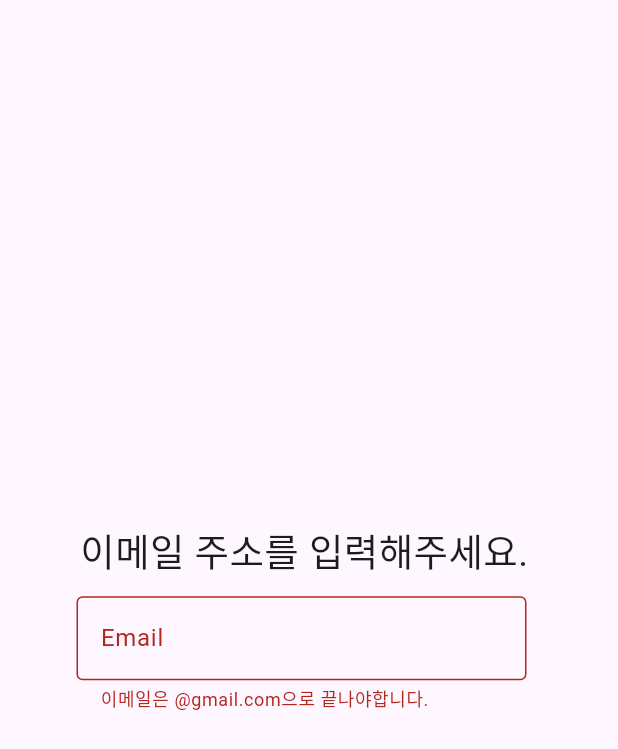
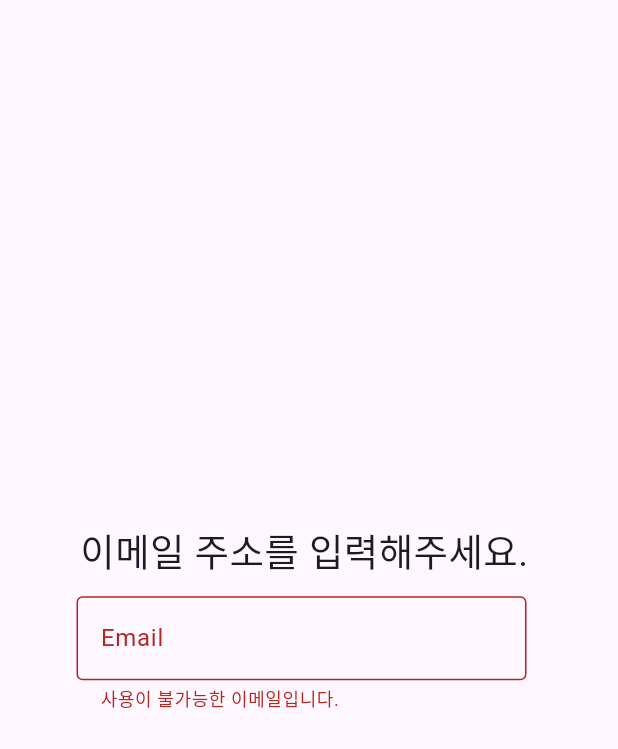
Before and after one commit to thefireworld/fireui, a Flutter app: the screen it shows after launch, on a phone screen of 412 x 824 dp. Shown: the top 749 px of the screen. Run offline on Flutter 3.47's test engine with Material 2 defaults, Android fonts, the phone set to English and light mode, and no system bars; our stand-ins replace device_info_plus, envied, file_picker, flutter_easyloading, google_fonts, hive_flutter and 3 more; missing offline and left inert: downloads_path_provider_28, drag_and_drop_windows, file_icon, flutter_downloader, flutter_platform_alert, internet_file and 2 more; accounts and stored records are empty; generated files the repository leaves out were written again; network calls fail.

Commit message:
인증 일부

```diff
--- a/lib/pages/login.dart
+++ b/lib/pages/login.dart
@@ -134,6 +134,9 @@ class _LoginIdentifyPageState extends State<LoginIdentifyPage> {
   Future<String> _sendMail() async {
     final response = await http.post(
       Uri.parse('$fireApiUrl/login/${widget.emailAddress}'),
+      headers: {
+        "Authorization": "Bearer ${Env.fireApiKey}",
+      },
     );
     return jsonDecode(response.body)["authCode"];
   }
@@ -150,7 +153,6 @@ class _LoginEmailPageState extends State<LoginEmailPage> {
   final emailField = TextEditingController();
 
   String? validateEmail(String? value) {
-    bool can = false;
     if (value == null) {
       return '올바른 이메일을 입력해주세요.';
     }
@@ -166,7 +168,7 @@ class _LoginEmailPageState extends State<LoginEmailPage> {
       });
       return null;
     } else {
-      return '이메일은 @gmail.com으로 끝나야합니다.';
+      return '사용이 불가능한 이메일입니다.';
     }
   }
 
--- a/lib/utils/utils.dart
+++ b/lib/utils/utils.dart
@@ -5,11 +5,9 @@ import 'dart:typed_data';
 import 'package:device_info_plus/device_info_plus.dart';
 import 'package:fire/main.dart';
 import 'package:fire/utils/server.dart';
-import 'package:firebase_auth/firebase_auth.dart';
 import 'package:flutter/material.dart';
 import 'package:flutter_easyloading/flutter_easyloading.dart';
 import 'package:google_fonts/google_fonts.dart';
-import 'package:google_sign_in/google_sign_in.dart';
 import 'package:http/http.dart' as http;
 
 import '../env.dart';
--- a/pubspec.yaml
+++ b/pubspec.yaml
@@ -64,13 +64,9 @@ dependencies:
   hive_flutter: ^1.1.0
   url_launcher: ^6.1.6
   pinput: ^2.2.16
-  google_sign_in: ^5.4.2
-  social_login_buttons: ^1.0.6+2
   flutter_easyloading: ^3.0.5
   envied: ^0.2.3
   flutter_gen: ^5.1.0+1
-  firebase_auth: ^4.1.2
-  firebase_core: ^2.2.0
   iconsax: ^0.0.8
   google_fonts: ^3.0.1
   http: ^0.13.5
```
Also changed, not shown: lib/firebase_options.dart (deleted), pubspec.lock.
